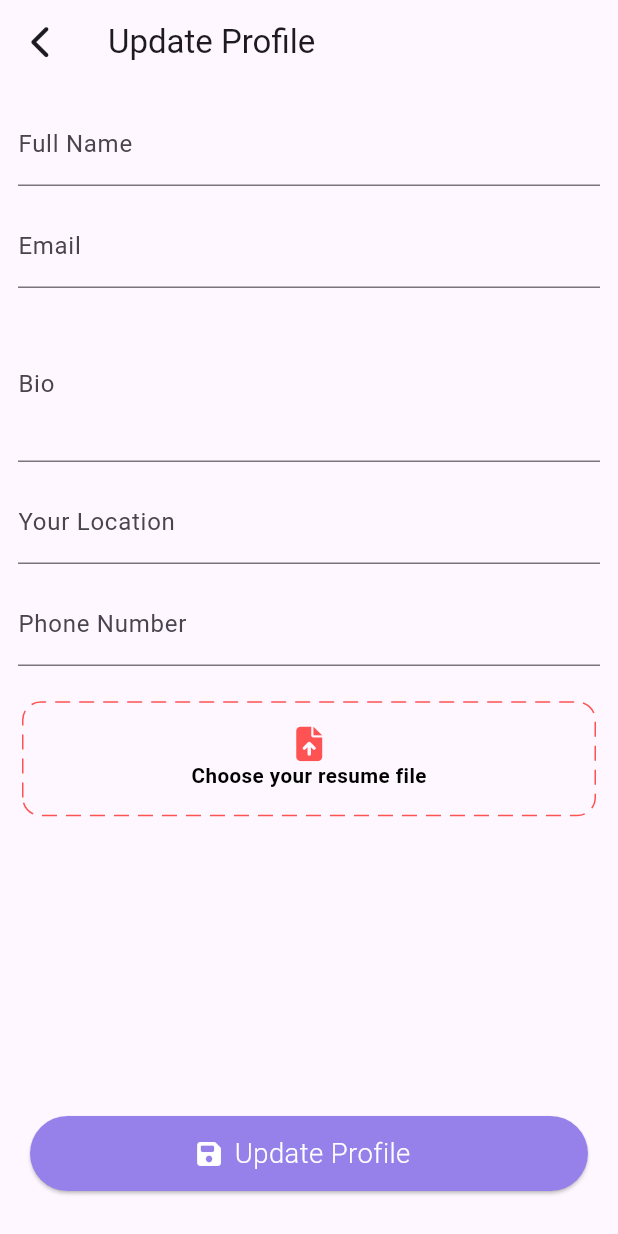
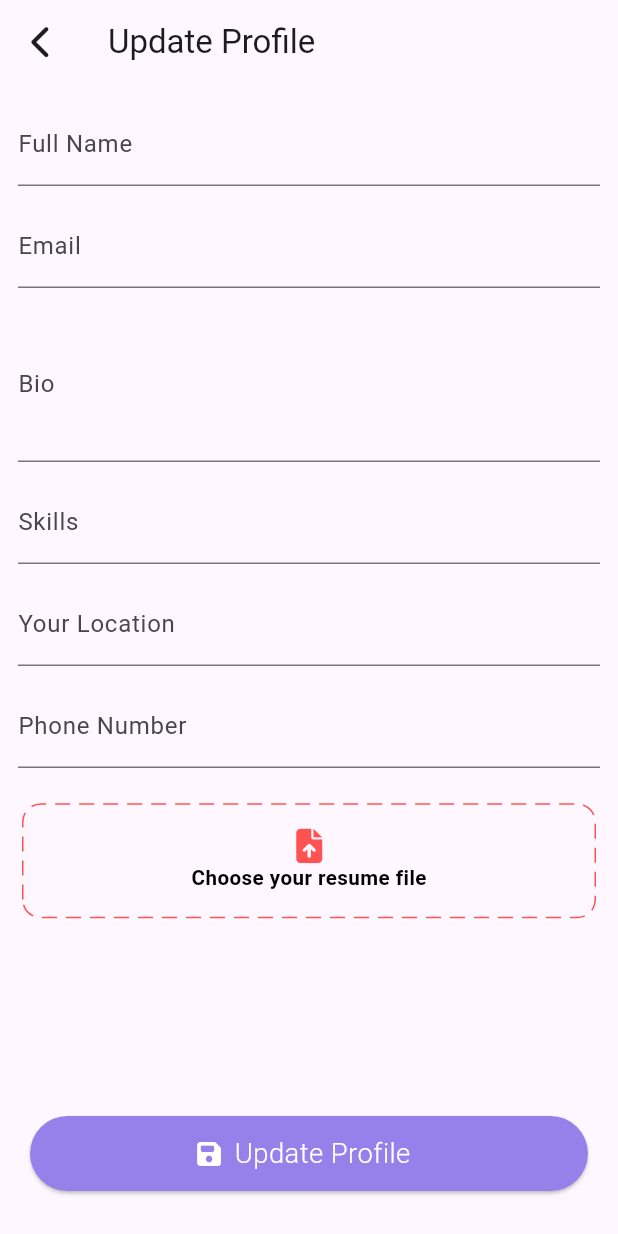
Before and after one commit to Hung6129/ihun_jobfindie, a Flutter app: the UpdateProfilePage screen opened directly, on a phone screen of 412 x 824 dp. Run offline on Flutter 3.47's test engine with Material 3 defaults, Android fonts, the phone set to English and light mode, and no system bars; drawn by our look-alikes of dotted_border, flutter_form_builder; our stand-ins replace auto_size_text, cached_network_image, dio, dots_indicator, equatable, file_picker and 17 more; missing offline and left inert: onesignal_flutter, syncfusion_flutter_pdfviewer; accounts and stored records are empty; network calls fail.

Commit message:
Update display skill for user

```diff
--- a/lib/features/authenticate/data/models/user_profile_model.dart
+++ b/lib/features/authenticate/data/models/user_profile_model.dart
@@ -18,7 +18,7 @@
 //  I also have experience in developing web applications using NodeJS and Python.
 //  I am passionate about technology and always eager to learn new things.",
 //     "location": "Ho Chi Minh City, Vietnam",
-//     "resumeFileName": "",
+//     "resumeFileName": "", "resumeFileUrl": "",
 //     "socialList": [],
 //     "phoneNum":"0336965267"
 // }
--- a/lib/features/user/presentation/controller/update_profile_controller.dart
+++ b/lib/features/user/presentation/controller/update_profile_controller.dart
@@ -63,6 +63,7 @@ class UpdateProfileController extends GetxController {
       'phoneNum': userProfile.phoneNum,
       'resumeFileName': userProfile.resumeFileName,
       'resumeFileUrl': userProfile.resumeFileUrl,
+      'skills': userProfile.skill,
     });
   }
 
@@ -76,6 +77,8 @@ class UpdateProfileController extends GetxController {
         phoneNum: formKey.currentState!.fields['phoneNum']!.value as String,
         resumeFileName: fileName.value,
         resumeFileUrl: resumeFileUrl.value,
+        // convert the value to list of string
+        skills: (formKey.currentState!.fields['skills']!.value as String).split(', '),
       ));
     }
   }
--- a/lib/features/user/presentation/views/profile_page.dart
+++ b/lib/features/user/presentation/views/profile_page.dart
@@ -93,12 +93,14 @@ class ProfilePage extends StatelessWidget {
                   itemBuilder: (context, index) {
                     final job = controller.listJobModel.value![index];
                     return ListTile(
-                      onTap: () {},
+                      onTap: () => controller.openJobDetailPage(job.id),
                       title: Text(
                         job.title,
                         style: TextStyles.defaultStyle.mediumText,
                       ),
-                      subtitle: Text('${job.date}'),
+                      subtitle: Text(
+                        'Posted: ${job.date}',
+                      ),
                     );
                   },
                 ),
--- a/lib/features/user/presentation/views/update_profile_page.dart
+++ b/lib/features/user/presentation/views/update_profile_page.dart
@@ -88,6 +88,14 @@ class _UpdateProfilePageState extends State<UpdateProfilePage> {
                 maxLines: 20,
                 minLines: 3,
                 keyboardType: TextInputType.multiline,
+                validator: FormBuilderValidators.compose([
+                  FormBuilderValidators.required(),
+                ]),
+              ),
+              verticalMargin12,
+              FormBuilderTextField(
+                name: 'skills',
+                decoration: const InputDecoration(labelText: 'Skills'),
                 validator: FormBuilderValidators.compose([
                   FormBuilderValidators.required(),
                 ]),
```
Also changed, not shown: lib/features/user/presentation/controller/user_controller.dart (+7 -0 lines), 1 other file.
